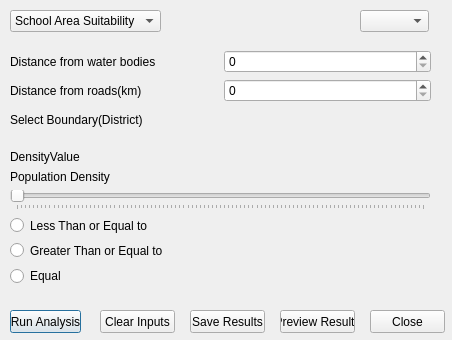
This is suitability_analyser_dialog_base.ui in bsc-com-29-19/suitability_analyser_plugin as Qt 5 draws it before an edit. The edited form follows.
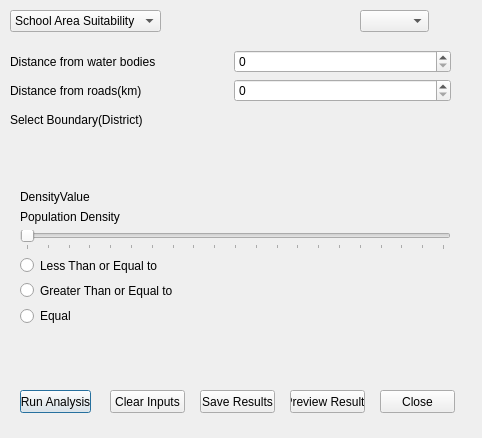
This is the edited form.

What changed in the file:
```diff
--- a/suitability_analyser_dialog_base.ui
+++ b/suitability_analyser_dialog_base.ui
@@ -6,8 +6,8 @@
    <rect>
     <x>0</x>
     <y>0</y>
-    <width>452</width>
-    <height>340</height>
+    <width>482</width>
+    <height>438</height>
    </rect>
   </property>
   <property name="windowTitle">
@@ -54,8 +54,8 @@
   <widget class="QPushButton" name="buttonRunAnalysis">
    <property name="geometry">
     <rect>
-     <x>10</x>
-     <y>310</y>
+     <x>20</x>
+     <y>390</y>
      <width>71</width>
      <height>23</height>
     </rect>
@@ -67,8 +67,8 @@
   <widget class="QPushButton" name="buttonClearInputs">
    <property name="geometry">
     <rect>
-     <x>100</x>
-     <y>310</y>
+     <x>110</x>
+     <y>390</y>
      <width>75</width>
      <height>23</height>
     </rect>
@@ -80,8 +80,8 @@
   <widget class="QPushButton" name="buttoSaveResults">
    <property name="geometry">
     <rect>
-     <x>190</x>
-     <y>310</y>
+     <x>200</x>
+     <y>390</y>
      <width>75</width>
      <height>23</height>
     </rect>
@@ -93,8 +93,8 @@
   <widget class="QPushButton" name="buttonPreviewResults">
    <property name="geometry">
     <rect>
-     <x>280</x>
-     <y>310</y>
+     <x>290</x>
+     <y>390</y>
      <width>75</width>
      <height>23</height>
     </rect>
@@ -106,8 +106,8 @@
   <widget class="QPushButton" name="buttonClose">
    <property name="geometry">
     <rect>
-     <x>370</x>
-     <y>310</y>
+     <x>380</x>
+     <y>390</y>
      <width>75</width>
      <height>23</height>
     </rect>
@@ -119,20 +119,13 @@
   <widget class="QWidget" name="layoutWidget">
    <property name="geometry">
     <rect>
-     <x>10</x>
-     <y>150</y>
-     <width>421</width>
+     <x>20</x>
+     <y>190</y>
+     <width>431</width>
      <height>136</height>
     </rect>
    </property>
    <layout class="QGridLayout" name="gridLayout_3">
-    <item row="0" column="0">
-     <widget class="QLabel" name="labelDensityValue_2">
-      <property name="text">
-       <string>DensityValue</string>
-      </property>
-     </widget>
-    </item>
     <item row="5" column="0">
      <widget class="QRadioButton" name="radioButtonGreater_2">
       <property name="text">
@@ -140,10 +133,17 @@
       </property>
      </widget>
     </item>
-    <item row="1" column="0">
-     <widget class="QLabel" name="labelPopulationDensity_2">
+    <item row="3" column="0">
+     <widget class="QRadioButton" name="radioButtonLess_2">
       <property name="text">
-       <string>Population Density</string>
+       <string>Less Than or Equal to</string>
+      </property>
+     </widget>
+    </item>
+    <item row="0" column="0">
+     <widget class="QLabel" name="labelDensityValue_2">
+      <property name="text">
+       <string>DensityValue</string>
       </property>
      </widget>
     </item>
@@ -154,6 +154,13 @@
       </property>
      </widget>
     </item>
+    <item row="1" column="0">
+     <widget class="QLabel" name="labelPopulationDensity_2">
+      <property name="text">
+       <string>Population Density</string>
+      </property>
+     </widget>
+    </item>
     <item row="2" column="0">
      <widget class="QSlider" name="sliderDensity_3">
       <property name="maximum">
@@ -165,23 +172,19 @@
       <property name="tickPosition">
        <enum>QSlider::TicksBelow</enum>
       </property>
-     </widget>
-    </item>
-    <item row="3" column="0">
-     <widget class="QRadioButton" name="radioButtonLess_2">
-      <property name="text">
-       <string>Less Than or Equal to</string>
+      <property name="tickInterval">
+       <number>5</number>
       </property>
      </widget>
     </item>
    </layout>
   </widget>
-  <widget class="QWidget" name="">
+  <widget class="QWidget" name="layoutWidget">
    <property name="geometry">
     <rect>
      <x>10</x>
      <y>50</y>
-     <width>421</width>
+     <width>441</width>
      <height>81</height>
     </rect>
    </property>
```
